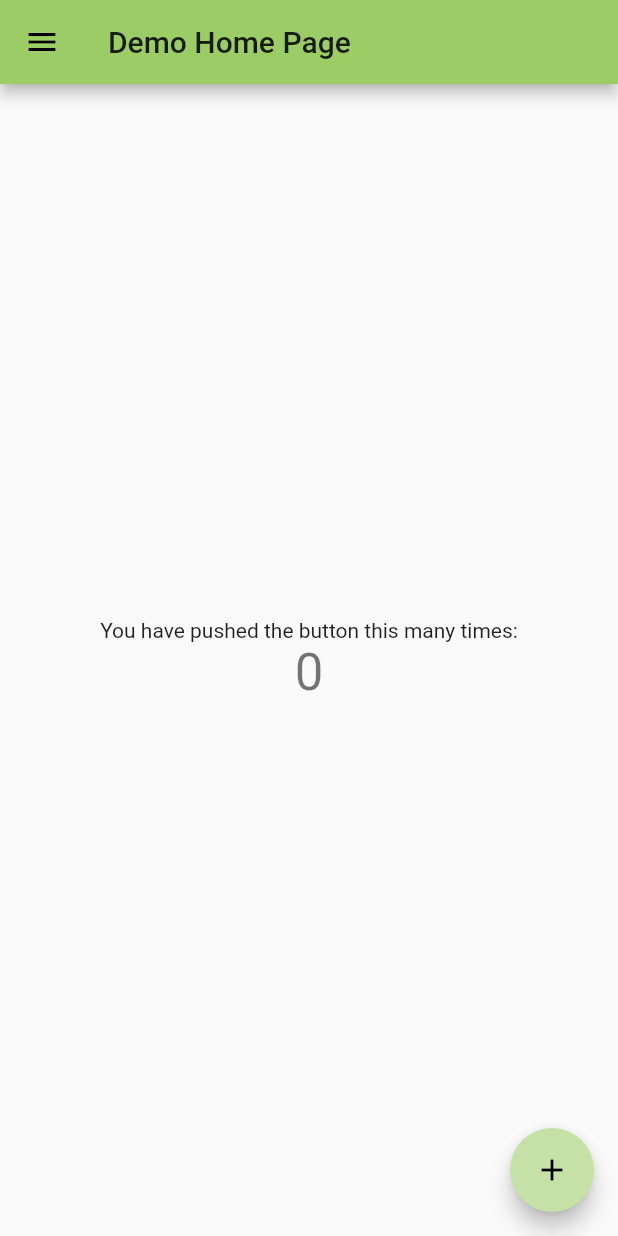
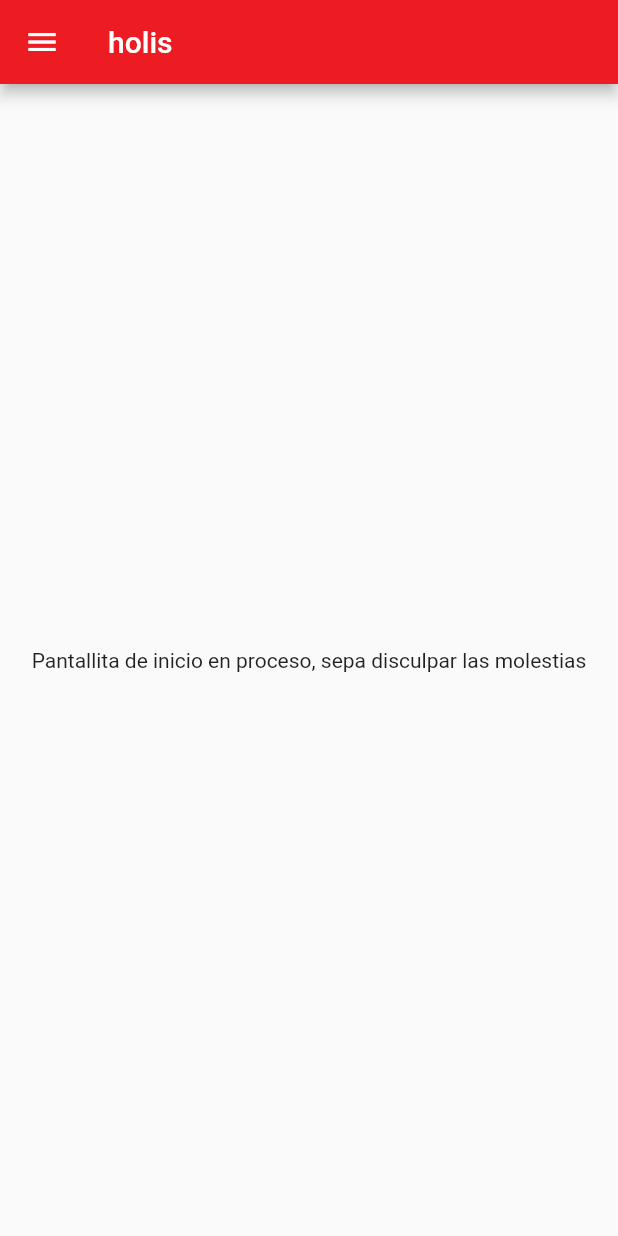
Before and after one commit to juliancarroccio/front_app_prendas, a Flutter app: the screen it shows after launch, on a phone screen of 412 x 824 dp. Run offline on Flutter 3.47's test engine with Material 2 defaults, Android fonts, the phone set to English and light mode, and no system bars; our stand-ins replace splashscreen.

```diff
--- a/lib/main.dart
+++ b/lib/main.dart
@@ -1,26 +1,25 @@
 import 'package:flutter/material.dart';
-import 'mainWidgets/MyHomePage.dart';
+import 'widgets/MyHomePage.dart';
 
 void main() {
   runApp(MyApp());
 }
 
 class MyApp extends StatelessWidget {
-  // This widget is the root of your application.
   @override
   Widget build(BuildContext context) {
     var themeData = ThemeData(
-      primaryColor: Color(0xff9ccc65),
-      primaryColorLight: Color(0xffcfff95),
-      primaryColorDark: Color(0xff6b9b37),
-      accentColor: Color(0xffc5e1a5),
+      primaryColor: Color(0xffec1c22),
+      primaryColorLight: Color(0xffff5e4d),
+      primaryColorDark: Color(0xffb10000),
+      visualDensity: VisualDensity.adaptivePlatformDensity,
       textTheme: TextTheme(
           headline6: TextStyle(fontSize: 32, fontStyle: FontStyle.italic)),
     );
     return MaterialApp(
       title: 'Flutter Demo',
       theme: themeData,
-      home: MyHomePage(title: 'Demo Home Page'),
+      home: MyHomePage(),
     );
   }
 }
--- /dev/null
+++ b/lib/mainScreens/homeScreen.dart
@@ -0,0 +1,29 @@
+import 'package:flutter/material.dart';
+import 'package:flutter/widgets.dart';
+
+class HomeScreen extends StatefulWidget {
+  @override
+  _HomeScreenState createState() => _HomeScreenState();
+}
+
+class _HomeScreenState extends State<HomeScreen> {
+  @override
+  Widget build(BuildContext context) {
+    return Scaffold(
+      appBar: AppBar(
+        title: Text('holis'),
+      ),
+      body: Center(
+        child: Column(
+          mainAxisAlignment: MainAxisAlignment.center,
+          children: <Widget>[
+            Text(
+              'Pantallita de inicio en proceso, sepa disculpar las molestias',
+            ),
+          ],
+        ),
+      ),
+      drawer: Drawer(),
+    );
+  }
+}
--- a/lib/mainWidgets/MyHomePage.dart
+++ /dev/null
@@ -1,63 +0,0 @@
-import 'package:flutter/material.dart';
-import 'package:flutter/widgets.dart';
-
-class MyHomePage extends StatefulWidget {
-  MyHomePage({Key key, this.title}) : super(key: key);
-
-  final String title;
-
-  @override
-  _MyHomePageState createState() => _MyHomePageState();
-}
-
-class _MyHomePageState extends State<MyHomePage> {
-  int _counter = 0;
-
-  void _incrementCounter() {
-    setState(() {
-      //setState reinicia la vista
-      _counter++;
-    });
-  }
-
-  @override
-  void initState() {
-    // TODO: implement initState
-    super.initState();
-  }
-
-  @override
-  void dispose() {
-    // TODO: implement dispose
-    super.dispose();
-  }
-
-  @override
-  Widget build(BuildContext context) {
-    return Scaffold(
-      appBar: AppBar(
-        title: Text(widget.title),
-      ),
-      body: Center(
-        child: Column(
-          mainAxisAlignment: MainAxisAlignment.center,
-          children: <Widget>[
-            Text(
-              'You have pushed the button this many times:',
-            ),
-            Text(
-              '$_counter',
-              style: Theme.of(context).textTheme.headline4,
-            ),
-          ],
-        ),
-      ),
-      drawer: Drawer(),
-      floatingActionButton: FloatingActionButton(
-        onPressed: _incrementCounter,
-        tooltip: 'Increment',
-        child: Icon(Icons.add),
-      ), // This trailing comma makes auto-formatting nicer for build methods.
-    );
-  }
-}
--- /dev/null
+++ b/lib/utils/ConstantsApp.dart
@@ -0,0 +1,3 @@
+class ConstantsApp {
+  static const int TIME_SPLASH_SCREEN = 5;
+}
--- /dev/null
+++ b/lib/utils/TextApp.dart
@@ -0,0 +1,3 @@
+class TextApp {
+  static const String LOADING = "Cargando...";
+}
```
Also changed, not shown: lib/utils/AssetsImages.dart (added, +11 -0 lines), lib/widgets/MyHomePage.dart (added, +28 -0 lines), pubspec.yaml (+8 -3 lines), assets/images/icono.png (added), assets/images/icono_splash.png (added), assets/images/icono_splashf.png (added), pubspec.lock, 26 other files.
